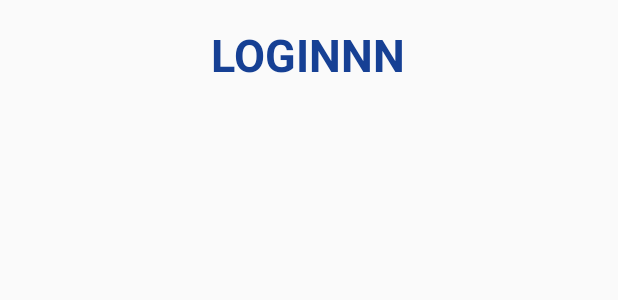
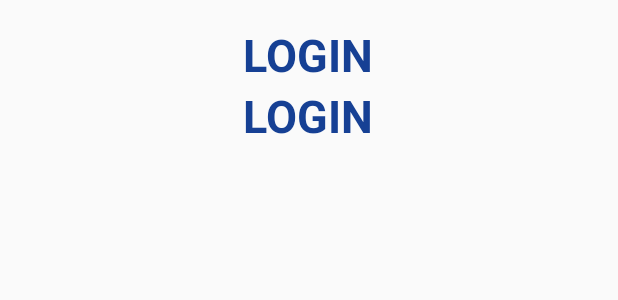
Before and after one commit to LeandroTrigo/GoAroundRepository, an Android app: the layout login_activity_2.xml on its own in the app's theme, with its tools: preview values and no code run, on a phone screen of 412 x 824 dp. Shown: the top 300 px of the screen. Run offline under Robolectric (Android 15) with nearby library versions, the phone set to English and light mode, and no system bars.

Commit message:
Update login_activity_2.xml

```diff
--- a/Around/app/src/main/res/layout/login_activity_2.xml
+++ b/Around/app/src/main/res/layout/login_activity_2.xml
@@ -10,7 +10,7 @@
         android:id="@+id/teste"
         android:layout_width="wrap_content"
         android:layout_height="wrap_content"
-        android:text="LOGINNN"
+        android:text="LOGIN"
         android:textColor="#164094"
         android:textSize="30dp"
         android:textStyle="bold"
@@ -20,5 +20,19 @@
         app:layout_constraintTop_toTopOf="parent"></TextView>
 
 
+    <TextView
+        android:layout_width="wrap_content"
+        android:layout_height="wrap_content"
+        android:text="LOGIN"
+        android:textColor="#164094"
+        android:textSize="30dp"
+        android:textStyle="bold"
+        app:layout_constraintEnd_toEndOf="parent"
+        app:layout_constraintHorizontal_bias="0.497"
+        app:layout_constraintStart_toStartOf="parent"
+        app:layout_constraintTop_toBottomOf="@id/teste"></TextView>
+
+
+
 
 </androidx.constraintlayout.widget.ConstraintLayout>
```
